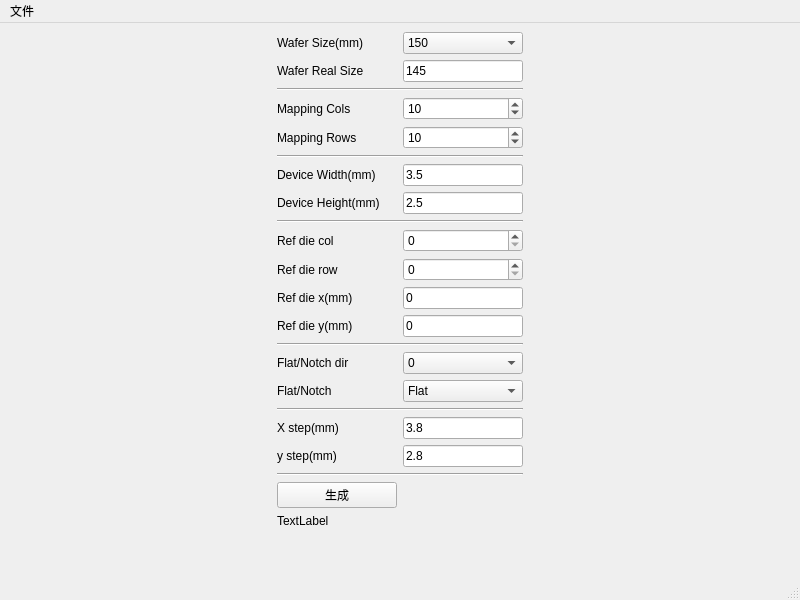
Above: mainwindow.ui from susigo/MappingEditor before the change. Below: the same form after it.
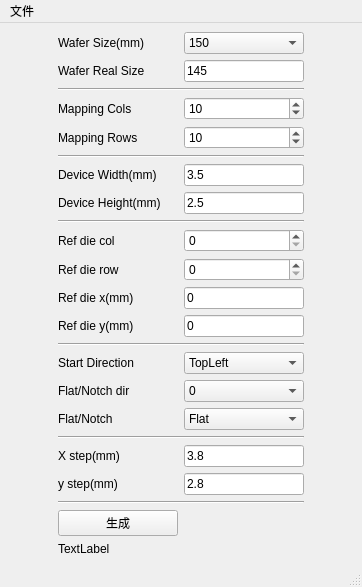
That is the form after the change.

Patch:
```diff
--- a/mainwindow.ui
+++ b/mainwindow.ui
@@ -6,8 +6,8 @@
    <rect>
     <x>0</x>
     <y>0</y>
-    <width>800</width>
-    <height>600</height>
+    <width>362</width>
+    <height>523</height>
    </rect>
   </property>
   <property name="windowTitle">
@@ -489,6 +489,61 @@
           </property>
          </widget>
         </item>
+        <item>
+         <layout class="QHBoxLayout" name="horizontalLayout_16">
+          <item>
+           <widget class="QLabel" name="label_15">
+            <property name="maximumSize">
+             <size>
+              <width>120</width>
+              <height>16777215</height>
+             </size>
+            </property>
+            <property name="text">
+             <string>Start Direction</string>
+            </property>
+           </widget>
+          </item>
+          <item>
+           <widget class="QComboBox" name="comboBox_startDir">
+            <property name="maximumSize">
+             <size>
+              <width>120</width>
+              <height>16777215</height>
+             </size>
+            </property>
+            <property name="currentIndex">
+             <number>1</number>
+            </property>
+            <item>
+             <property name="text">
+              <string>BottomLeft</string>
+             </property>
+            </item>
+            <item>
+             <property name="text">
+              <string>TopLeft</string>
+             </property>
+            </item>
+            <item>
+             <property name="text">
+              <string>TopRight</string>
+             </property>
+            </item>
+            <item>
+             <property name="text">
+              <string>BottomRight</string>
+             </property>
+            </item>
+            <item>
+             <property name="text">
+              <string>Center</string>
+             </property>
+            </item>
+           </widget>
+          </item>
+         </layout>
+        </item>
         <item>
          <layout class="QHBoxLayout" name="horizontalLayout_12">
           <item>
@@ -748,8 +803,8 @@
     <rect>
      <x>0</x>
      <y>0</y>
-     <width>800</width>
-     <height>22</height>
+     <width>362</width>
+     <height>17</height>
     </rect>
    </property>
    <widget class="QMenu" name="menu">
```
